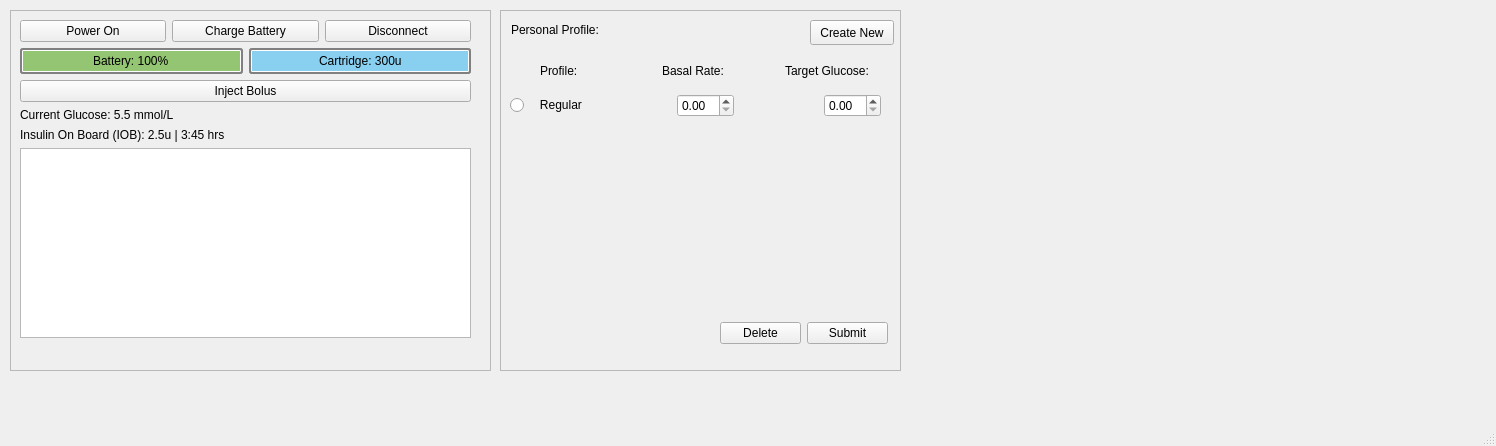
Before: the Qt Designer form InsulinPump/mainwindow.ui in rae-shi/comp3004Team17InsulinPump, drawn with Qt 5.
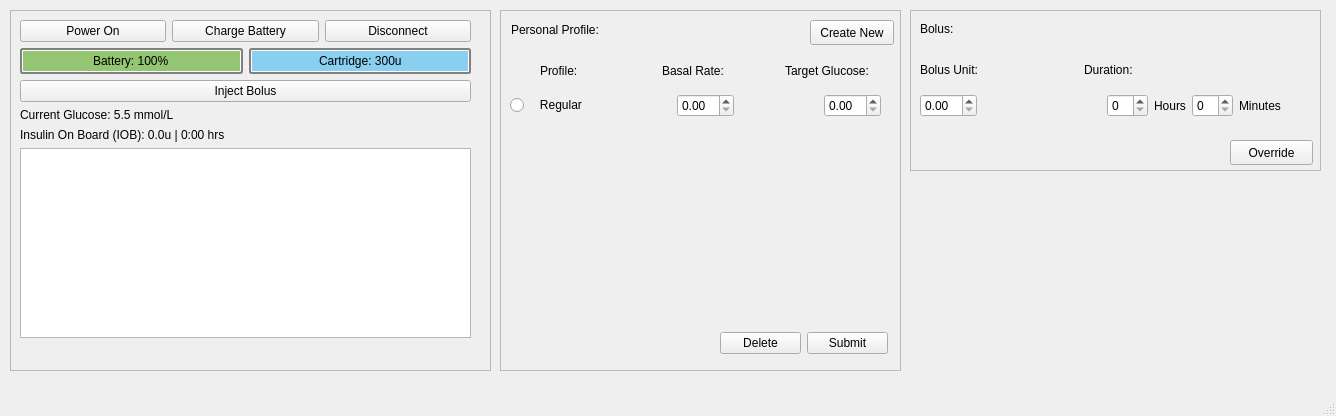
After: the same form once the commit is applied.

Commit message: Added Bolus to GUI, helper functions, & charge function

```diff
--- a/InsulinPump/mainwindow.ui
+++ b/InsulinPump/mainwindow.ui
@@ -6,8 +6,8 @@
    <rect>
     <x>0</x>
     <y>0</y>
-    <width>1496</width>
-    <height>446</height>
+    <width>1336</width>
+    <height>416</height>
    </rect>
   </property>
   <widget class="QWidget" name="centralwidget">
@@ -123,7 +123,7 @@
       <item>
        <widget class="QLabel" name="IOB">
         <property name="text">
-         <string>Insulin On Board (IOB): 2.5u | 3:45 hrs</string>
+         <string>Insulin On Board (IOB): 0.0u | 0:00 hrs</string>
         </property>
        </widget>
       </item>
@@ -269,7 +269,7 @@
      <property name="geometry">
       <rect>
        <x>220</x>
-       <y>310</y>
+       <y>320</y>
        <width>168</width>
        <height>27</height>
       </rect>
@@ -292,6 +292,136 @@
      </layout>
     </widget>
    </widget>
+   <widget class="QFrame" name="bolusFrame">
+    <property name="geometry">
+     <rect>
+      <x>910</x>
+      <y>10</y>
+      <width>411</width>
+      <height>161</height>
+     </rect>
+    </property>
+    <property name="frameShape">
+     <enum>QFrame::StyledPanel</enum>
+    </property>
+    <property name="frameShadow">
+     <enum>QFrame::Raised</enum>
+    </property>
+    <widget class="QLabel" name="bolusHeaderLabel">
+     <property name="geometry">
+      <rect>
+       <x>10</x>
+       <y>10</y>
+       <width>105</width>
+       <height>17</height>
+      </rect>
+     </property>
+     <property name="text">
+      <string>Bolus:</string>
+     </property>
+    </widget>
+    <widget class="QWidget" name="layoutWidget">
+     <property name="geometry">
+      <rect>
+       <x>10</x>
+       <y>50</y>
+       <width>321</width>
+       <height>19</height>
+      </rect>
+     </property>
+     <layout class="QHBoxLayout" name="bolusLabelLayout">
+      <item>
+       <widget class="QLabel" name="bolusUnitLabel">
+        <property name="text">
+         <string>Bolus Unit:</string>
+        </property>
+       </widget>
+      </item>
+      <item>
+       <widget class="QLabel" name="bolusDurationLabel">
+        <property name="text">
+         <string>Duration: </string>
+        </property>
+       </widget>
+      </item>
+     </layout>
+    </widget>
+    <widget class="QWidget" name="layoutWidget">
+     <property name="geometry">
+      <rect>
+       <x>10</x>
+       <y>80</y>
+       <width>361</width>
+       <height>31</height>
+      </rect>
+     </property>
+     <layout class="QHBoxLayout" name="bolusValueLayout">
+      <item>
+       <widget class="QDoubleSpinBox" name="bolusUnitSpinBox"/>
+      </item>
+      <item>
+       <spacer name="spacer3">
+        <property name="orientation">
+         <enum>Qt::Horizontal</enum>
+        </property>
+        <property name="sizeHint" stdset="0">
+         <size>
+          <width>40</width>
+          <height>20</height>
+         </size>
+        </property>
+       </spacer>
+      </item>
+      <item>
+       <widget class="QSpinBox" name="bolusHourSpinBox">
+        <property name="minimum">
+         <number>0</number>
+        </property>
+        <property name="maximum">
+         <number>12</number>
+        </property>
+        <property name="value">
+         <number>0</number>
+        </property>
+       </widget>
+      </item>
+      <item>
+       <widget class="QLabel" name="bolusHourLabel">
+        <property name="text">
+         <string>Hours</string>
+        </property>
+       </widget>
+      </item>
+      <item>
+       <widget class="QSpinBox" name="bolusMinuteSpinBox">
+        <property name="maximum">
+         <number>59</number>
+        </property>
+       </widget>
+      </item>
+      <item>
+       <widget class="QLabel" name="bolusMinuteLabel">
+        <property name="text">
+         <string>Minutes</string>
+        </property>
+       </widget>
+      </item>
+     </layout>
+    </widget>
+    <widget class="QPushButton" name="bolusOverrideButton">
+     <property name="geometry">
+      <rect>
+       <x>320</x>
+       <y>130</y>
+       <width>83</width>
+       <height>25</height>
+      </rect>
+     </property>
+     <property name="text">
+      <string>Override</string>
+     </property>
+    </widget>
+   </widget>
   </widget>
   <widget class="QMenuBar" name="menubar">
    <property name="geometry">
```
Left out of the diff: 6 changed lines with no effect on the pictures. The commit also changes 2 other files.
